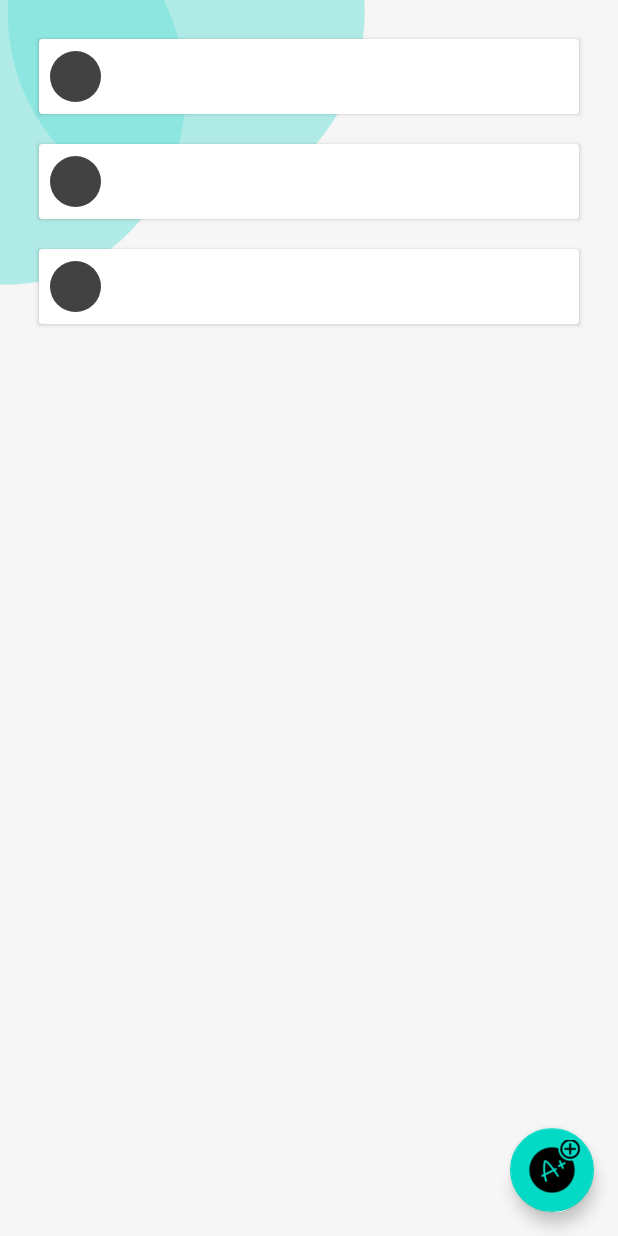
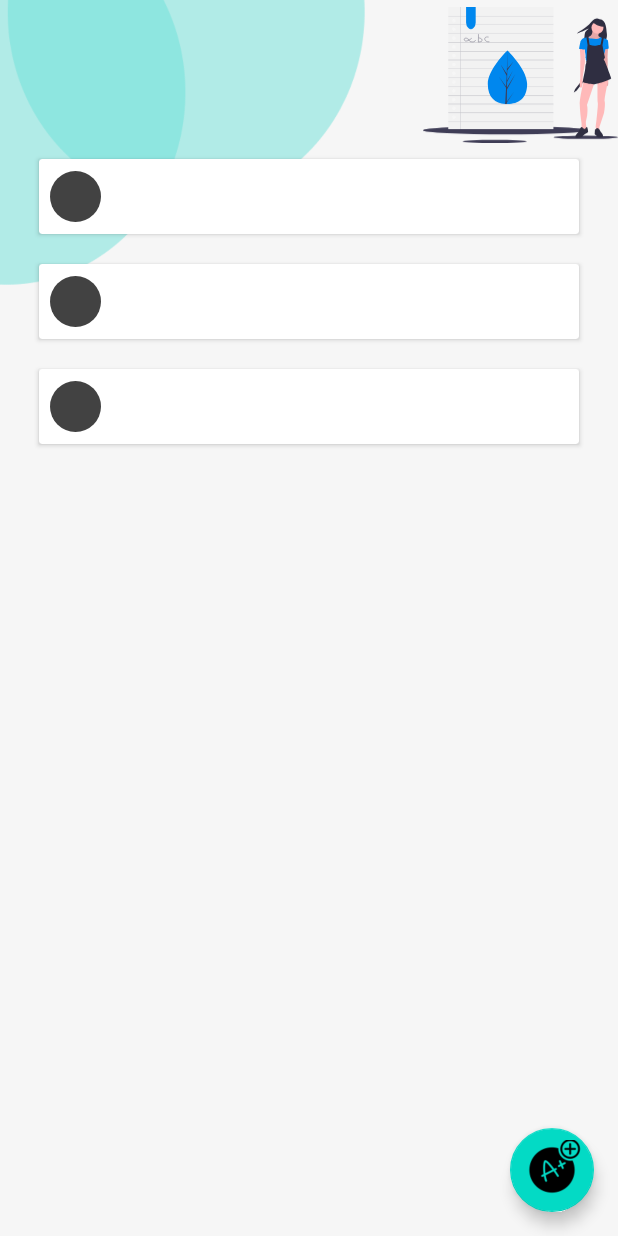
Before and after one commit to zakilebbah/schoolAppManagement, an Android app: the layout activity_exams_list.xml on its own in the app's theme, with its tools: preview values and no code run, on a phone screen of 412 x 824 dp. Run offline under Robolectric (Android 15) with nearby library versions, the light colour scheme and no system bars.

Commit message:
last icon

```diff
--- a/app/src/main/res/layout/activity_exams_list.xml
+++ b/app/src/main/res/layout/activity_exams_list.xml
@@ -15,7 +15,16 @@
         app:layout_constraintEnd_toEndOf="parent"
         app:layout_constraintStart_toStartOf="parent"
         app:layout_constraintTop_toTopOf="parent" />
+
+    <ImageView
+        android:layout_width="130dp"
+        android:layout_height="100dp"
+
+        android:src="@drawable/ic_undraw_learning__2_q1h"
+        app:layout_constraintEnd_toEndOf="parent"
+        app:layout_constraintTop_toTopOf="parent" />
     <androidx.recyclerview.widget.RecyclerView
+        android:layout_marginTop="80dp"
         android:id="@+id/recyclerview"
         android:layout_width="0dp"
         android:layout_height="0dp"
--- a/app/src/main/res/layout/activity_matiere_list.xml
+++ b/app/src/main/res/layout/activity_matiere_list.xml
@@ -29,7 +29,7 @@
         android:id="@+id/recyclerview"
         android:layout_width="0dp"
         android:layout_height="0dp"
-        android:layout_marginTop="90dp"
+        android:layout_marginTop="80dp"
         tools:listitem="@layout/card_view_design"
         android:padding="@dimen/big_padding"
         app:layout_constraintBottom_toBottomOf="parent"
--- a/app/src/main/res/layout/fragment_home.xml
+++ b/app/src/main/res/layout/fragment_home.xml
@@ -22,7 +22,7 @@
         android:layout_width="200dp"
         android:layout_height="110dp"
 
-        android:src="@drawable/ic_undraw_professor_re_mj1s"
+        android:src="@drawable/undraw_professeur_icon"
         app:layout_constraintEnd_toEndOf="parent"
         app:layout_constraintTop_toTopOf="parent" />
     <androidx.recyclerview.widget.RecyclerView
```
Also changed, not shown: app/src/main/res/drawable-v24/undraw_professeur_icon.png (added).
